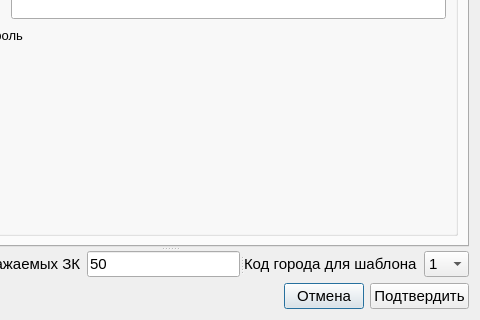
This is dialog_settings.ui in Yavlados/VKR as Qt 5 draws it before an edit; both pictures show x 141 to 621 and y 224 to 544 of the 621 by 544 pixel window. The edited form follows.
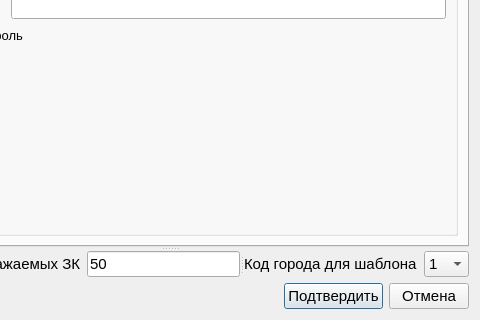
This is the edited form.

What changed in the file:
```diff
--- a/dialog_settings.ui
+++ b/dialog_settings.ui
@@ -6,8 +6,8 @@
    <rect>
     <x>0</x>
     <y>0</y>
-    <width>536</width>
-    <height>497</height>
+    <width>593</width>
+    <height>509</height>
    </rect>
   </property>
   <property name="windowTitle">
@@ -1612,18 +1612,6 @@
        </property>
       </spacer>
      </item>
-     <item>
-      <widget class="QPushButton" name="pushButton_2">
-       <property name="font">
-        <font>
-         <pointsize>11</pointsize>
-        </font>
-       </property>
-       <property name="text">
-        <string>Отмена</string>
-       </property>
-      </widget>
-     </item>
      <item>
       <widget class="QPushButton" name="pushButton">
        <property name="font">
@@ -1636,6 +1624,18 @@
        </property>
       </widget>
      </item>
+     <item>
+      <widget class="QPushButton" name="pushButton_2">
+       <property name="font">
+        <font>
+         <pointsize>11</pointsize>
+        </font>
+       </property>
+       <property name="text">
+        <string>Отмена</string>
+       </property>
+      </widget>
+     </item>
     </layout>
    </item>
   </layout>
```
